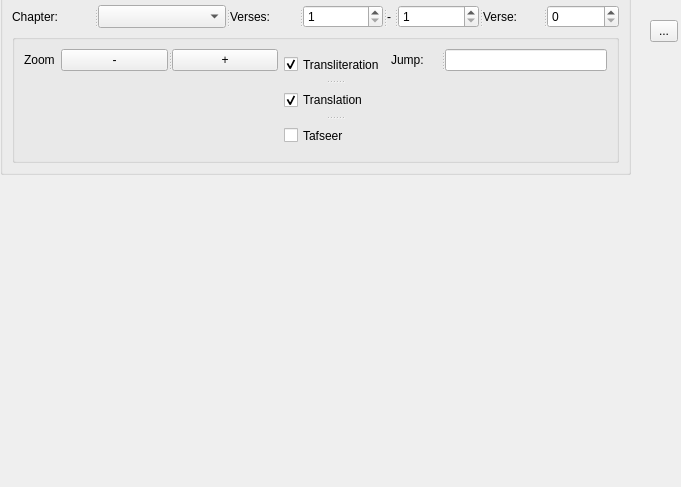
Qt form core/controls/quran_reader.ui (abumq/project-islam) before a commit.
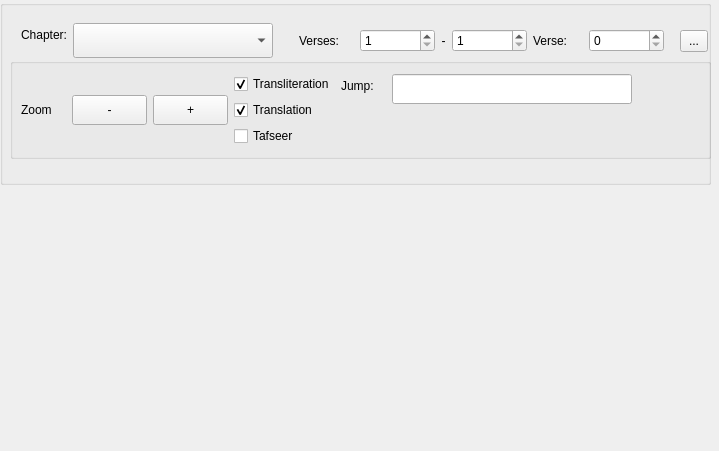
The same form after that commit.

```diff
--- a/core/controls/quran_reader.ui
+++ b/core/controls/quran_reader.ui
@@ -6,10 +6,16 @@
    <rect>
     <x>0</x>
     <y>0</y>
-    <width>681</width>
-    <height>487</height>
+    <width>719</width>
+    <height>451</height>
    </rect>
   </property>
+  <property name="minimumSize">
+   <size>
+    <width>719</width>
+    <height>450</height>
+   </size>
+  </property>
   <property name="windowTitle">
    <string>Form</string>
   </property>
@@ -17,104 +23,71 @@
    <property name="geometry">
     <rect>
      <x>0</x>
-     <y>-10</y>
-     <width>631</width>
+     <y>0</y>
+     <width>711</width>
      <height>185</height>
     </rect>
    </property>
    <property name="title">
     <string/>
    </property>
-   <layout class="QVBoxLayout" name="verticalLayout">
-    <item>
-     <widget class="QSplitter" name="splitter_4">
-      <property name="orientation">
-       <enum>Qt::Horizontal</enum>
-      </property>
-      <widget class="QSplitter" name="splitter">
-       <property name="orientation">
-        <enum>Qt::Horizontal</enum>
-       </property>
-       <widget class="QLabel" name="lblCboChapter">
-        <property name="text">
-         <string>Chapter:</string>
-        </property>
-       </widget>
-       <widget class="QComboBox" name="cboChapter">
-        <property name="styleSheet">
-         <string notr="true"/>
-        </property>
-       </widget>
-      </widget>
-      <widget class="QSplitter" name="splitter_2">
-       <property name="orientation">
-        <enum>Qt::Horizontal</enum>
-       </property>
-       <widget class="QLabel" name="lblVerseRange">
-        <property name="text">
-         <string>Verses:</string>
-        </property>
-       </widget>
-       <widget class="QSpinBox" name="spnVerseFrom">
-        <property name="minimum">
-         <number>1</number>
-        </property>
-        <property name="maximum">
-         <number>286</number>
-        </property>
-       </widget>
-       <widget class="QLabel" name="lblVerseRangeSeparator">
-        <property name="text">
-         <string>-</string>
-        </property>
-       </widget>
-       <widget class="QSpinBox" name="spnVerseTo">
-        <property name="minimum">
-         <number>1</number>
-        </property>
-        <property name="maximum">
-         <number>286</number>
-        </property>
-       </widget>
-      </widget>
-      <widget class="QSplitter" name="splitter_3">
-       <property name="orientation">
-        <enum>Qt::Horizontal</enum>
-       </property>
-       <widget class="QLabel" name="lblVerse">
-        <property name="text">
-         <string>Verse:</string>
-        </property>
-       </widget>
-       <widget class="QSpinBox" name="spnVerse"/>
-      </widget>
-     </widget>
-    </item>
-    <item>
-     <widget class="QGroupBox" name="grpMoreControls">
-      <property name="title">
-       <string/>
-      </property>
-      <layout class="QGridLayout" name="gridLayout">
-       <item row="0" column="0">
-        <widget class="QLabel" name="label_5">
-         <property name="text">
-          <string>Zoom</string>
-         </property>
-        </widget>
-       </item>
-       <item row="0" column="1">
-        <widget class="QSplitter" name="splitter_5">
-         <property name="orientation">
-          <enum>Qt::Horizontal</enum>
-         </property>
-         <property name="opaqueResize">
-          <bool>false</bool>
-         </property>
-         <property name="childrenCollapsible">
-          <bool>true</bool>
-         </property>
+   <widget class="QGroupBox" name="grpMoreControls">
+    <property name="geometry">
+     <rect>
+      <x>10</x>
+      <y>58</y>
+      <width>701</width>
+      <height>101</height>
+     </rect>
+    </property>
+    <property name="title">
+     <string/>
+    </property>
+    <widget class="QWidget" name="layoutWidget">
+     <property name="geometry">
+      <rect>
+       <x>11</x>
+       <y>11</y>
+       <width>642</width>
+       <height>82</height>
+      </rect>
+     </property>
+     <layout class="QGridLayout" name="gridLayout_6">
+      <item row="0" column="0">
+       <layout class="QGridLayout" name="gridLayout_4">
+        <item row="0" column="0">
+         <widget class="QLabel" name="label_5">
+          <property name="minimumSize">
+           <size>
+            <width>45</width>
+            <height>30</height>
+           </size>
+          </property>
+          <property name="maximumSize">
+           <size>
+            <width>45</width>
+            <height>30</height>
+           </size>
+          </property>
+          <property name="text">
+           <string>Zoom</string>
+          </property>
+         </widget>
+        </item>
+        <item row="0" column="1">
          <widget class="QPushButton" name="btnZoomOut">
+          <property name="minimumSize">
+           <size>
+            <width>75</width>
+            <height>30</height>
+           </size>
+          </property>
+          <property name="maximumSize">
+           <size>
+            <width>75</width>
+            <height>30</height>
+           </size>
+          </property>
           <property name="text">
            <string>-</string>
           </property>
@@ -122,7 +95,21 @@
            <string>Ctrl+-</string>
           </property>
          </widget>
+        </item>
+        <item row="0" column="2">
          <widget class="QPushButton" name="btnZoomIn">
+          <property name="minimumSize">
+           <size>
+            <width>75</width>
+            <height>30</height>
+           </size>
+          </property>
+          <property name="maximumSize">
+           <size>
+            <width>75</width>
+            <height>30</height>
+           </size>
+          </property>
           <property name="text">
            <string>+</string>
           </property>
@@ -130,22 +117,12 @@
            <string>Ctrl++</string>
           </property>
          </widget>
-        </widget>
-       </item>
-       <item row="0" column="2" rowspan="2">
-        <widget class="QSplitter" name="splitter_7">
-         <property name="enabled">
-          <bool>true</bool>
-         </property>
-         <property name="sizePolicy">
-          <sizepolicy hsizetype="Preferred" vsizetype="Expanding">
-           <horstretch>0</horstretch>
-           <verstretch>0</verstretch>
-          </sizepolicy>
-         </property>
-         <property name="orientation">
-          <enum>Qt::Vertical</enum>
-         </property>
+        </item>
+       </layout>
+      </item>
+      <item row="0" column="1">
+       <layout class="QGridLayout" name="gridLayout_3">
+        <item row="0" column="0">
          <widget class="QCheckBox" name="chkTransliteration">
           <property name="text">
            <string>Transliteration</string>
@@ -154,6 +131,8 @@
            <bool>true</bool>
           </property>
          </widget>
+        </item>
+        <item row="1" column="0">
          <widget class="QCheckBox" name="chkTranslation">
           <property name="text">
            <string>Translation</string>
@@ -162,6 +141,8 @@
            <bool>true</bool>
           </property>
          </widget>
+        </item>
+        <item row="2" column="0">
          <widget class="QCheckBox" name="chkTafseer">
           <property name="enabled">
            <bool>true</bool>
@@ -170,70 +151,240 @@
            <string>Tafseer</string>
           </property>
          </widget>
-        </widget>
-       </item>
-       <item row="0" column="3">
-        <widget class="QSplitter" name="splitter_6">
-         <property name="orientation">
-          <enum>Qt::Horizontal</enum>
-         </property>
+        </item>
+       </layout>
+      </item>
+      <item row="0" column="2">
+       <layout class="QFormLayout" name="formLayout_3">
+        <item row="0" column="0">
          <widget class="QLabel" name="label">
+          <property name="minimumSize">
+           <size>
+            <width>45</width>
+            <height>0</height>
+           </size>
+          </property>
+          <property name="maximumSize">
+           <size>
+            <width>45</width>
+            <height>16777215</height>
+           </size>
+          </property>
           <property name="text">
            <string>Jump:</string>
           </property>
          </widget>
-         <widget class="QLineEdit" name="txtJumpTo"/>
+        </item>
+        <item row="0" column="1">
+         <widget class="QLineEdit" name="txtJumpTo">
+          <property name="minimumSize">
+           <size>
+            <width>240</width>
+            <height>30</height>
+           </size>
+          </property>
+          <property name="maximumSize">
+           <size>
+            <width>240</width>
+            <height>30</height>
+           </size>
+          </property>
+         </widget>
+        </item>
+       </layout>
+      </item>
+     </layout>
+    </widget>
+   </widget>
+   <widget class="QToolButton" name="btnMoreControls">
+    <property name="geometry">
+     <rect>
+      <x>680</x>
+      <y>30</y>
+      <width>28</width>
+      <height>22</height>
+     </rect>
+    </property>
+    <property name="toolTip">
+     <string>Show more controls...</string>
+    </property>
+    <property name="text">
+     <string>...</string>
+    </property>
+    <property name="checkable">
+     <bool>true</bool>
+    </property>
+   </widget>
+   <widget class="QWidget" name="layoutWidget">
+    <property name="geometry">
+     <rect>
+      <x>21</x>
+      <y>21</y>
+      <width>643</width>
+      <height>39</height>
+     </rect>
+    </property>
+    <layout class="QGridLayout" name="gridLayout_5">
+     <item row="0" column="0">
+      <layout class="QFormLayout" name="formLayout">
+       <item row="0" column="0">
+        <widget class="QLabel" name="lblCboChapter">
+         <property name="text">
+          <string>Chapter:</string>
+         </property>
         </widget>
        </item>
-       <item row="1" column="1">
-        <spacer name="verticalSpacer_2">
-         <property name="orientation">
-          <enum>Qt::Vertical</enum>
+       <item row="0" column="1">
+        <widget class="QComboBox" name="cboChapter">
+         <property name="minimumSize">
+          <size>
+           <width>200</width>
+           <height>35</height>
+          </size>
          </property>
-         <property name="sizeHint" stdset="0">
+         <property name="maximumSize">
           <size>
-           <width>20</width>
-           <height>40</height>
+           <width>200</width>
+           <height>35</height>
           </size>
          </property>
-        </spacer>
+         <property name="styleSheet">
+          <string notr="true"/>
+         </property>
+        </widget>
        </item>
-       <item row="1" column="3">
-        <spacer name="verticalSpacer">
-         <property name="orientation">
-          <enum>Qt::Vertical</enum>
+      </layout>
+     </item>
+     <item row="0" column="1">
+      <layout class="QGridLayout" name="gridLayout">
+       <item row="0" column="0">
+        <widget class="QLabel" name="lblVerseRange">
+         <property name="minimumSize">
+          <size>
+           <width>55</width>
+           <height>0</height>
+          </size>
          </property>
-         <property name="sizeHint" stdset="0">
+         <property name="maximumSize">
           <size>
-           <width>20</width>
-           <height>40</height>
+           <width>55</width>
+           <height>16777215</height>
           </size>
          </property>
-        </spacer>
+         <property name="text">
+          <string>Verses:</string>
+         </property>
+        </widget>
        </item>
+       <item row="0" column="1">
+        <widget class="QSpinBox" name="spnVerseFrom">
+         <property name="minimumSize">
+          <size>
+           <width>75</width>
+           <height>0</height>
+          </size>
+         </property>
+         <property name="maximumSize">
+          <size>
+           <width>75</width>
+           <height>16777215</height>
+          </size>
+         </property>
+         <property name="minimum">
+          <number>1</number>
+         </property>
+         <property name="maximum">
+          <number>286</number>
+         </property>
+        </widget>
+       </item>
+       <item row="0" column="2">
+        <widget class="QLabel" name="lblVerseRangeSeparator">
+         <property name="minimumSize">
+          <size>
+           <width>5</width>
+           <height>0</height>
+          </size>
+         </property>
+         <property name="maximumSize">
+          <size>
+           <width>5</width>
+           <height>16777215</height>
+          </size>
+         </property>
+         <property name="text">
+          <string>-</string>
+         </property>
+         <property name="alignment">
+          <set>Qt::AlignCenter</set>
+         </property>
+        </widget>
+       </item>
+       <item row="0" column="3">
+        <widget class="QSpinBox" name="spnVerseTo">
+         <property name="minimumSize">
+          <size>
+           <width>75</width>
+           <height>0</height>
+          </size>
+         </property>
+         <property name="maximumSize">
+          <size>
+           <width>75</width>
+           <height>16777215</height>
+          </size>
+         </property>
+         <property name="minimum">
+          <number>1</number>
+         </property>
+         <property name="maximum">
+          <number>286</number>
+         </property>
+        </widget>
+       </item>
       </layout>
-     </widget>
-    </item>
-   </layout>
-  </widget>
-  <widget class="QToolButton" name="btnMoreControls">
-   <property name="geometry">
-    <rect>
-     <x>650</x>
-     <y>20</y>
-     <width>28</width>
-     <height>22</height>
-    </rect>
-   </property>
-   <property name="toolTip">
-    <string>Show more controls...</string>
-   </property>
-   <property name="text">
-    <string>...</string>
-   </property>
-   <property name="checkable">
-    <bool>true</bool>
-   </property>
+     </item>
+     <item row="0" column="2">
+      <layout class="QGridLayout" name="gridLayout_2">
+       <item row="0" column="0">
+        <widget class="QLabel" name="lblVerse">
+         <property name="minimumSize">
+          <size>
+           <width>50</width>
+           <height>0</height>
+          </size>
+         </property>
+         <property name="maximumSize">
+          <size>
+           <width>50</width>
+           <height>16777215</height>
+          </size>
+         </property>
+         <property name="text">
+          <string>Verse:</string>
+         </property>
+        </widget>
+       </item>
+       <item row="0" column="1">
+        <widget class="QSpinBox" name="spnVerse">
+         <property name="minimumSize">
+          <size>
+           <width>75</width>
+           <height>0</height>
+          </size>
+         </property>
+         <property name="maximumSize">
+          <size>
+           <width>75</width>
+           <height>16777215</height>
+          </size>
+         </property>
+        </widget>
+       </item>
+      </layout>
+     </item>
+    </layout>
+   </widget>
   </widget>
  </widget>
  <resources/>
```
